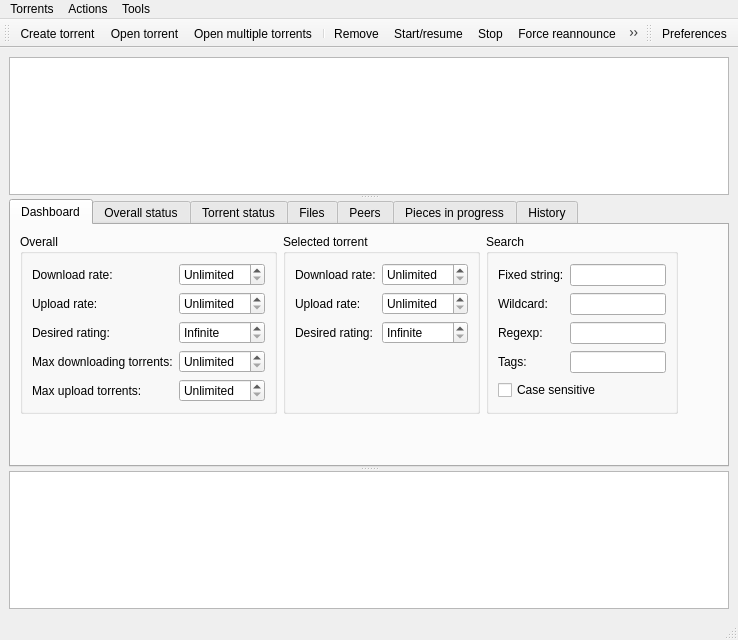
The window that src/plugins/torrent/mainwindow.ui (0xd34df00d/leechcraft) describes before a commit, drawn with Qt 5.
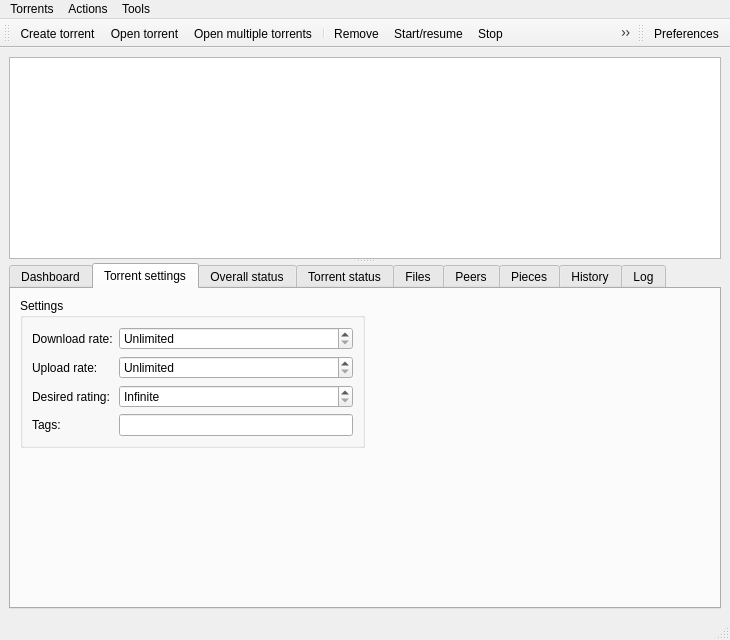
The same window after the commit. The open tabs and pages were chosen to show the change. Icons and pictures are not drawn. Custom widgets are drawn as their Qt base class.

Commit message: + BitTorrent: FS#80: Tagging system. + PluginInterface: Moved common tagging system stuff here.

Diff of the .ui file:
```diff
--- a/src/plugins/torrent/mainwindow.ui
+++ b/src/plugins/torrent/mainwindow.ui
@@ -177,100 +177,6 @@
           </widget>
          </item>
          <item row="0" column="1" >
-          <widget class="QGroupBox" name="groupBox_2" >
-           <property name="title" >
-            <string>Selected torrent</string>
-           </property>
-           <layout class="QGridLayout" >
-            <item row="0" column="0" >
-             <widget class="QLabel" name="label_34" >
-              <property name="text" >
-               <string>Download rate:</string>
-              </property>
-             </widget>
-            </item>
-            <item row="0" column="1" >
-             <widget class="QSpinBox" name="TorrentDownloadRateController_" >
-              <property name="specialValueText" >
-               <string>Unlimited</string>
-              </property>
-              <property name="accelerated" >
-               <bool>true</bool>
-              </property>
-              <property name="suffix" >
-               <string> kb/s</string>
-              </property>
-              <property name="maximum" >
-               <number>10000</number>
-              </property>
-              <property name="singleStep" >
-               <number>100</number>
-              </property>
-              <property name="value" >
-               <number>0</number>
-              </property>
-             </widget>
-            </item>
-            <item row="1" column="0" >
-             <widget class="QLabel" name="label_35" >
-              <property name="text" >
-               <string>Upload rate:</string>
-              </property>
-             </widget>
-            </item>
-            <item row="1" column="1" >
-             <widget class="QSpinBox" name="TorrentUploadRateController_" >
-              <property name="specialValueText" >
-               <string>Unlimited</string>
-              </property>
-              <property name="suffix" >
-               <string> kb/s</string>
-              </property>
-              <property name="maximum" >
-               <number>10000</number>
-              </property>
-              <property name="singleStep" >
-               <number>100</number>
-              </property>
-              <property name="value" >
-               <number>0</number>
-              </property>
-             </widget>
-            </item>
-            <item row="2" column="0" >
-             <widget class="QLabel" name="label_36" >
-              <property name="text" >
-               <string>Desired rating:</string>
-              </property>
-             </widget>
-            </item>
-            <item row="2" column="1" >
-             <widget class="QDoubleSpinBox" name="TorrentDesiredRating_" >
-              <property name="specialValueText" >
-               <string>Infinite</string>
-              </property>
-              <property name="accelerated" >
-               <bool>true</bool>
-              </property>
-             </widget>
-            </item>
-            <item row="3" column="1" >
-             <spacer>
-              <property name="orientation" >
-               <enum>Qt::Vertical</enum>
-              </property>
-              <property name="sizeHint" >
-               <size>
-                <width>20</width>
-                <height>40</height>
-               </size>
-              </property>
-             </spacer>
-            </item>
-           </layout>
-          </widget>
-         </item>
-         <item row="0" column="2" >
           <widget class="QGroupBox" name="groupBox_3" >
            <property name="title" >
             <string>Search</string>
@@ -326,7 +232,7 @@
            </layout>
           </widget>
          </item>
-         <item row="0" column="3" >
+         <item row="0" column="2" >
           <spacer>
            <property name="orientation" >
             <enum>Qt::Horizontal</enum>
@@ -365,7 +271,118 @@
            </property>
           </spacer>
          </item>
-         <item row="1" column="2" >
+        </layout>
+       </widget>
+       <widget class="QWidget" name="TorrentControlTab_" >
+        <attribute name="title" >
+         <string>Torrent settings</string>
+        </attribute>
+        <layout class="QGridLayout" >
+         <item row="0" column="0" >
+          <widget class="QGroupBox" name="groupBox_2" >
+           <property name="title" >
+            <string>Settings</string>
+           </property>
+           <layout class="QGridLayout" >
+            <item row="0" column="0" >
+             <widget class="QLabel" name="label_34" >
+              <property name="text" >
+               <string>Download rate:</string>
+              </property>
+             </widget>
+            </item>
+            <item row="0" column="1" >
+             <widget class="QSpinBox" name="TorrentDownloadRateController_" >
+              <property name="specialValueText" >
+               <string>Unlimited</string>
+              </property>
+              <property name="accelerated" >
+               <bool>true</bool>
+              </property>
+              <property name="suffix" >
+               <string> kb/s</string>
+              </property>
+              <property name="maximum" >
+               <number>10000</number>
+              </property>
+              <property name="singleStep" >
+               <number>100</number>
+              </property>
+              <property name="value" >
+               <number>0</number>
+              </property>
+             </widget>
+            </item>
+            <item row="1" column="0" >
+             <widget class="QLabel" name="label_35" >
+              <property name="text" >
+               <string>Upload rate:</string>
+              </property>
+             </widget>
+            </item>
+            <item row="1" column="1" >
+             <widget class="QSpinBox" name="TorrentUploadRateController_" >
+              <property name="specialValueText" >
+               <string>Unlimited</string>
+              </property>
+              <property name="suffix" >
+               <string> kb/s</string>
+              </property>
+              <property name="maximum" >
+               <number>10000</number>
+              </property>
+              <property name="singleStep" >
+               <number>100</number>
+              </property>
+              <property name="value" >
+               <number>0</number>
+              </property>
+             </widget>
+            </item>
+            <item row="2" column="0" >
+             <widget class="QLabel" name="label_36" >
+              <property name="text" >
+               <string>Desired rating:</string>
+              </property>
+             </widget>
+            </item>
+            <item row="2" column="1" >
+             <widget class="QDoubleSpinBox" name="TorrentDesiredRating_" >
+              <property name="specialValueText" >
+               <string>Infinite</string>
+              </property>
+              <property name="accelerated" >
+               <bool>true</bool>
+              </property>
+             </widget>
+            </item>
+            <item row="3" column="1" >
+             <widget class="QLineEdit" name="TorrentTags_" />
+            </item>
+            <item row="3" column="0" >
+             <widget class="QLabel" name="label_44" >
+              <property name="text" >
+               <string>Tags:</string>
+              </property>
+             </widget>
+            </item>
+           </layout>
+          </widget>
+         </item>
+         <item row="0" column="1" >
+          <spacer>
+           <property name="orientation" >
+            <enum>Qt::Horizontal</enum>
+           </property>
+           <property name="sizeHint" >
+            <size>
+             <width>40</width>
+             <height>20</height>
+            </size>
+           </property>
+          </spacer>
+         </item>
+         <item row="1" column="0" >
           <spacer>
            <property name="orientation" >
             <enum>Qt::Vertical</enum>
@@ -1000,19 +1017,6 @@
            </item>
           </layout>
          </item>
-         <item>
-          <spacer>
-           <property name="orientation" >
-            <enum>Qt::Vertical</enum>
-           </property>
-           <property name="sizeHint" >
-            <size>
-             <width>698</width>
-             <height>101</height>
-            </size>
-           </property>
-          </spacer>
-         </item>
          <item>
           <widget class="PiecesWidget" name="PiecesWidget_" >
            <property name="minimumSize" >
@@ -1026,6 +1030,19 @@
            </property>
           </widget>
          </item>
+         <item>
+          <spacer>
+           <property name="orientation" >
+            <enum>Qt::Vertical</enum>
+           </property>
+           <property name="sizeHint" >
+            <size>
+             <width>20</width>
+             <height>40</height>
+            </size>
+           </property>
+          </spacer>
+         </item>
         </layout>
        </widget>
        <widget class="QWidget" name="PageFiles_" >
@@ -1183,7 +1200,7 @@
        </widget>
        <widget class="QWidget" name="PagePieces_" >
         <attribute name="title" >
-         <string>Pieces in progress</string>
+         <string>Pieces</string>
         </attribute>
         <layout class="QGridLayout" >
          <item row="0" column="0" >
@@ -1232,20 +1249,29 @@
          </item>
         </layout>
        </widget>
-      </widget>
-      <widget class="QTextEdit" name="LogShower_" >
-       <property name="lineWrapMode" >
-        <enum>QTextEdit::NoWrap</enum>
-       </property>
-       <property name="readOnly" >
-        <bool>true</bool>
-       </property>
-       <property name="tabStopWidth" >
-        <number>100</number>
-       </property>
-       <property name="acceptRichText" >
-        <bool>false</bool>
-       </property>
+       <widget class="QWidget" name="LogTab_" >
+        <attribute name="title" >
+         <string>Log</string>
+        </attribute>
+        <layout class="QGridLayout" >
+         <item row="0" column="0" >
+          <widget class="QTextEdit" name="LogShower_" >
+           <property name="lineWrapMode" >
+            <enum>QTextEdit::NoWrap</enum>
+           </property>
+           <property name="readOnly" >
+            <bool>true</bool>
+           </property>
+           <property name="tabStopWidth" >
+            <number>100</number>
+           </property>
+           <property name="acceptRichText" >
+            <bool>false</bool>
+           </property>
+          </widget>
+         </item>
+        </layout>
+       </widget>
       </widget>
      </widget>
     </item>
```
The commit also changes 18 other files.
